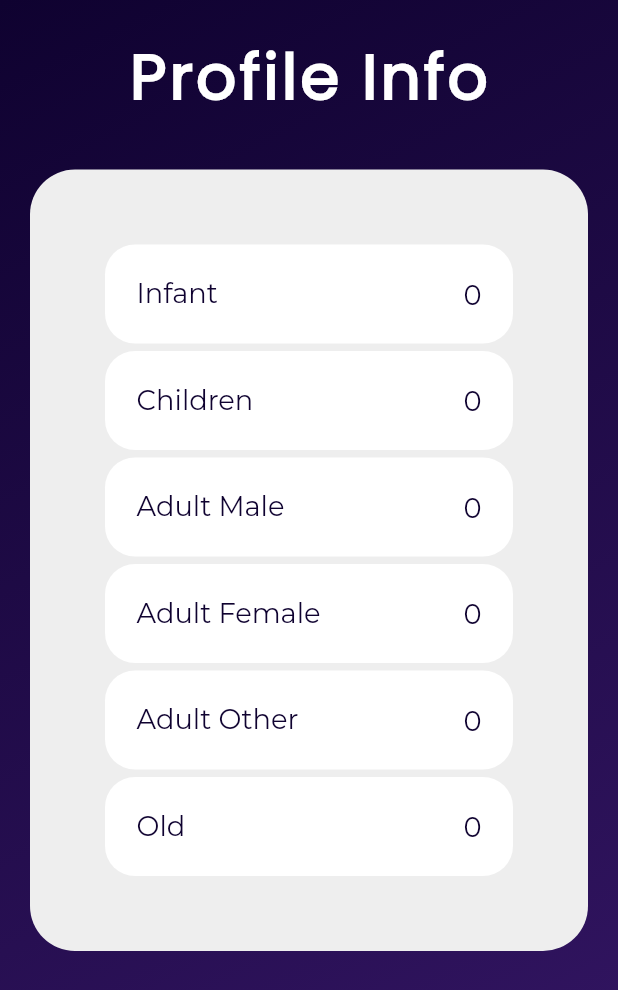
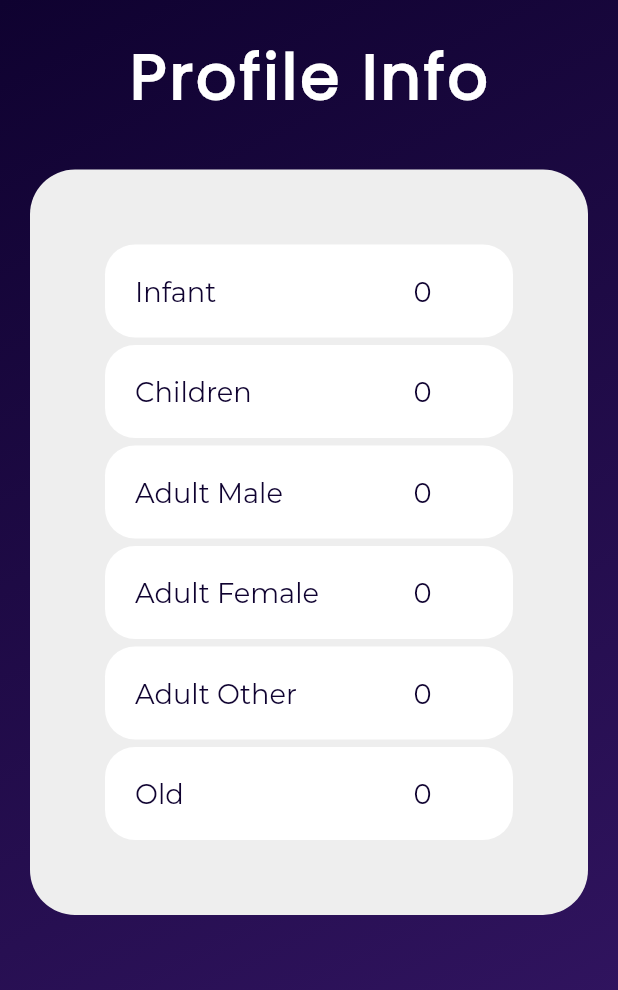
Before and after one commit to VarunSAthreya/Food-Supply-Survey, a Flutter app: the PersonInfo screen opened directly, on a phone screen of 412 x 824 dp. Shown: the top 990 px of the screen. Run offline on Flutter 3.47's test engine with Material 2 defaults, Android fonts, the phone set to English and light mode, and no system bars.

Commit message:
Refactored code

```diff
--- a/lib/screens/home.dart
+++ b/lib/screens/home.dart
@@ -1,8 +1,8 @@
-import 'package:Food_supply_survey/screens/food_info.dart';
-import 'package:Food_supply_survey/screens/person_info.dart';
 import 'package:flutter/material.dart';
 
 import 'add_user.dart';
+import 'food_info.dart';
+import 'person_info.dart';
 
 class HomeScreen extends StatelessWidget {
   @override
--- a/lib/screens/person_info.dart
+++ b/lib/screens/person_info.dart
@@ -1,6 +1,8 @@
-import 'package:Food_supply_survey/models/user_data.dart';
 import 'package:flutter/material.dart';
 import 'package:provider/provider.dart';
+
+import '../models/user_data.dart';
+import '../widgets/custom_list_container.dart';
 
 class PersonInfo extends StatelessWidget {
   @override
@@ -47,19 +49,24 @@ class PersonInfo extends StatelessWidget {
                     padding: const EdgeInsets.all(50.0),
                     child: Column(
                       children: [
-                        buildList(context, 'Infant', profileInfo['infant']),
+                        CustomListContainer(
+                            title: 'Infant', value: profileInfo['infant']),
                         const SizedBox(height: 5),
-                        buildList(context, 'Children', profileInfo['children']),
+                        CustomListContainer(
+                            title: 'Children', value: profileInfo['children']),
                         const SizedBox(height: 5),
-                        buildList(context, 'Adult Male', profileInfo['adultM']),
+                        CustomListContainer(
+                            title: 'Adult Male', value: profileInfo['adultM']),
                         const SizedBox(height: 5),
-                        buildList(
-                            context, 'Adult Female', profileInfo['adultF']),
+                        CustomListContainer(
+                            title: 'Adult Female',
+                            value: profileInfo['adultF']),
                         const SizedBox(height: 5),
-                        buildList(
-                            context, 'Adult Other', profileInfo['adultO']),
+                        CustomListContainer(
+                            title: 'Adult Other', value: profileInfo['adultO']),
                         const SizedBox(height: 5),
-                        buildList(context, 'Old', profileInfo['old']),
+                        CustomListContainer(
+                            title: 'Old', value: profileInfo['old']),
                       ],
                     ),
                   ),
@@ -71,32 +78,4 @@ class PersonInfo extends StatelessWidget {
       ),
     );
   }
-
-  Container buildList(BuildContext context, String key, int val) {
-    return Container(
-      decoration: BoxDecoration(
-        color: Colors.white,
-        borderRadius: BorderRadius.circular(20.0),
-      ),
-      child: Padding(
-        padding: const EdgeInsets.all(5.0),
-        child: ListTile(
-          leading: Text(
-            key,
-            textScaleFactor: 1.3,
-            style: TextStyle(
-              color: Theme.of(context).primaryColor,
-            ),
-          ),
-          trailing: Text(
-            '$val',
-            textScaleFactor: 1.3,
-            style: TextStyle(
-              color: Theme.of(context).primaryColor,
-            ),
-          ),
-        ),
-      ),
-    );
-  }
 }
--- /dev/null
+++ b/lib/widgets/custom_list_container.dart
@@ -0,0 +1,44 @@
+import 'package:flutter/material.dart';
+
+class CustomListContainer extends StatelessWidget {
+  final String title;
+  final int value;
+
+  const CustomListContainer({this.title, this.value});
+
+  @override
+  Widget build(BuildContext context) {
+    return Container(
+      decoration: BoxDecoration(
+        color: Colors.white,
+        borderRadius: BorderRadius.circular(20.0),
+      ),
+      child: Padding(
+        padding: const EdgeInsets.all(20.0),
+        child: Row(
+          children: [
+            Expanded(
+              flex: 4,
+              child: Text(
+                title,
+                textScaleFactor: 1.3,
+                style: TextStyle(
+                  color: Theme.of(context).primaryColor,
+                ),
+              ),
+            ),
+            Expanded(
+              child: Text(
+                '$value',
+                textScaleFactor: 1.3,
+                style: TextStyle(
+                  color: Theme.of(context).primaryColor,
+                ),
+              ),
+            ),
+          ],
+        ),
+      ),
+    );
+  }
+}
```
Also changed, not shown: lib/screens/food_info.dart (+47 -55 lines).
